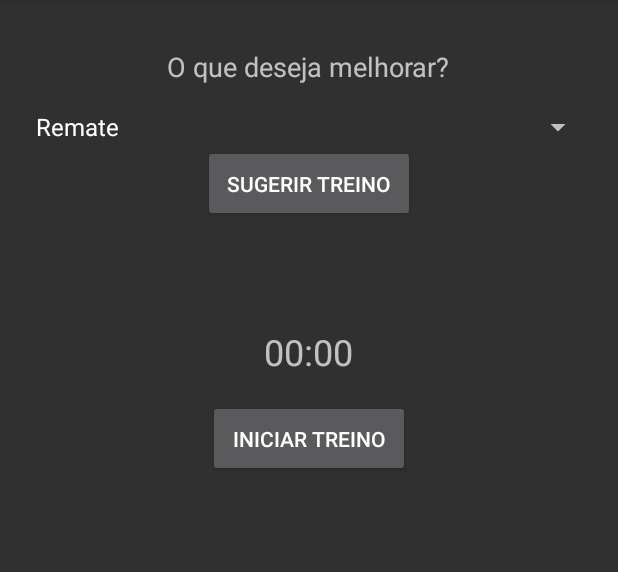
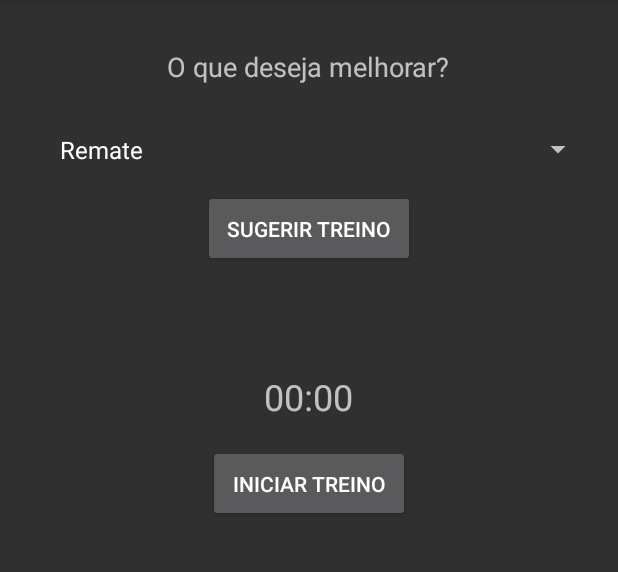
Before and after one commit to Rodrigoapm/SugestorTreino, an Android app built with Jetpack Compose: the SearchActivity screen opened directly, with no data from a screen before it, on a phone screen of 412 x 824 dp, the part 84-656 px from its top. Run offline under Robolectric (Android 15) with nearby library versions, the phone set to English and light mode, and no system bars.

Commit message:
Alteraçoes no spinner para uma melhor funcionalidade

```diff
--- a/app/src/main/res/layout/activity_search.xml
+++ b/app/src/main/res/layout/activity_search.xml
@@ -17,7 +17,8 @@
     <Spinner
         android:id="@+id/spinner_skill"
         android:layout_width="match_parent"
-        android:layout_height="wrap_content" />
+        android:layout_height="wrap_content"
+        android:padding="16dp" />
 
     <Button
         android:id="@+id/btn_suggest"
```
